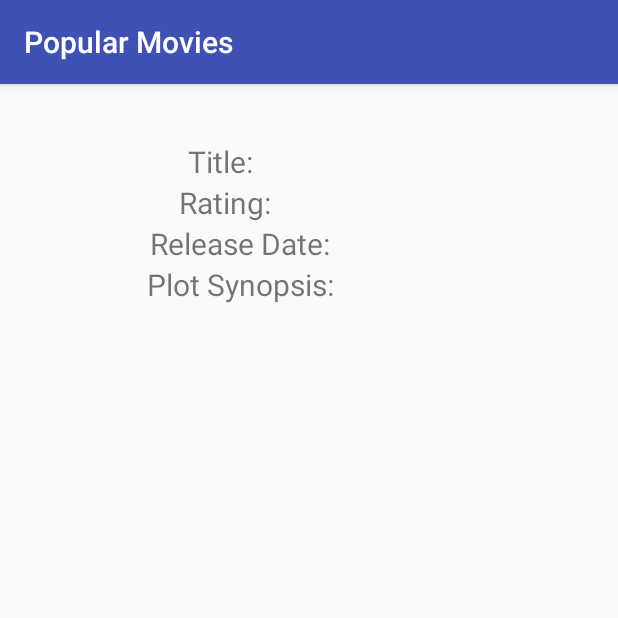
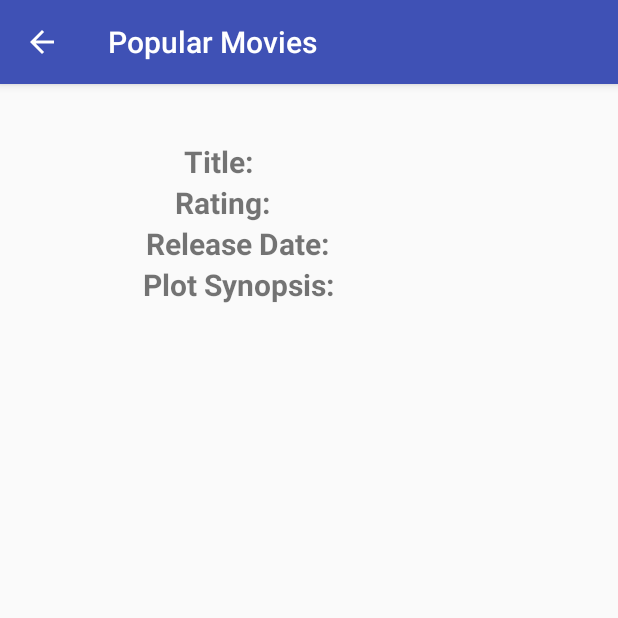
Before and after one commit to sgrem/Popular-Movies, an Android app: the MovieDetailActivity screen opened directly, with no data from a screen before it, on a phone screen of 412 x 824 dp, the top half of it. Run offline under Robolectric (Android 15) with nearby library versions, the phone set to English and light mode, and no system bars; our stand-ins replace Picasso; pictures from the network do not load; 1 statement that could not run was skipped.

Commit message:
Bold text titles, add padding, add parent navigation, convert if to switch

```diff
--- a/app/src/main/res/layout-land/activity_movie_detail.xml
+++ b/app/src/main/res/layout-land/activity_movie_detail.xml
@@ -31,6 +31,7 @@
                 android:layout_weight="1"
                 android:gravity="end"
                 android:text="@string/movie_title"
+                android:textStyle="bold"
                 android:textSize="20sp" />
 
             <TextView
@@ -55,6 +56,7 @@
                 android:layout_weight="1"
                 android:gravity="end"
                 android:text="@string/movie_rating"
+                android:textStyle="bold"
                 android:textSize="20sp" />
 
             <TextView
@@ -79,6 +81,7 @@
                 android:layout_weight="1"
                 android:gravity="end"
                 android:text="@string/movie_release_date"
+                android:textStyle="bold"
                 android:textSize="20sp" />
 
             <TextView
@@ -103,6 +106,7 @@
                 android:layout_weight="1"
                 android:gravity="end"
                 android:text="@string/movie_synopsis"
+                android:textStyle="bold"
                 android:textSize="20sp" />
 
             <TextView
--- a/app/src/main/res/layout/activity_movie_detail.xml
+++ b/app/src/main/res/layout/activity_movie_detail.xml
@@ -28,6 +28,7 @@
             android:layout_weight="1"
             android:gravity="end"
             android:text="@string/movie_title"
+            android:textStyle="bold"
             android:textSize="20sp"/>
         <TextView
             android:id="@+id/tv_movie_title"
@@ -35,6 +36,7 @@
             android:layout_height="wrap_content"
             android:layout_weight="2"
             android:gravity="start"
+            android:paddingLeft="6dp"
             android:textSize="20sp"/>
     </LinearLayout>
 
@@ -49,6 +51,7 @@
             android:layout_weight="1"
             android:gravity="end"
             android:text="@string/movie_rating"
+            android:textStyle="bold"
             android:textSize="20sp"/>
         <TextView
             android:id="@+id/tv_movie_rating"
@@ -56,6 +59,7 @@
             android:layout_height="wrap_content"
             android:layout_weight="2"
             android:gravity="start"
+            android:paddingLeft="6dp"
             android:textSize="20sp"/>
     </LinearLayout>
 
@@ -70,6 +74,7 @@
             android:layout_weight="1"
             android:gravity="end"
             android:text="@string/movie_release_date"
+            android:textStyle="bold"
             android:textSize="20sp"/>
         <TextView
             android:id="@+id/tv_movie_release_date"
@@ -77,6 +82,7 @@
             android:layout_height="wrap_content"
             android:layout_weight="2"
             android:gravity="start"
+            android:paddingLeft="6dp"
             android:textSize="20sp"/>
     </LinearLayout>
 
@@ -91,12 +97,14 @@
             android:layout_weight="1"
             android:gravity="end"
             android:text="@string/movie_synopsis"
+            android:textStyle="bold"
             android:textSize="20sp"/>
         <TextView
             android:layout_width="wrap_content"
             android:layout_height="wrap_content"
             android:layout_weight="2"
             android:gravity="start"
+            android:paddingLeft="6dp"
             android:text=""
             android:textSize="20sp"/>
     </LinearLayout>
```
Also changed, not shown: app/src/main/AndroidManifest.xml (+6 -1 lines), app/src/main/java/com/example/android/popular_movies/utilities/MovieListTypeAdapter.java (+15 -7 lines).
